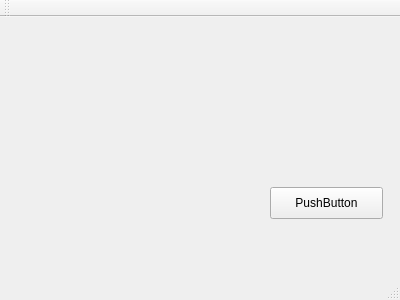
The window that src/client/mainwindow.ui (AirVan21/Jackal) describes before a commit, drawn with Qt 5.
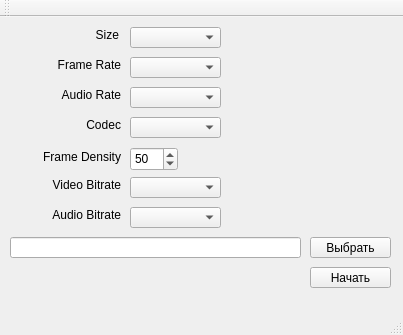
The same window after the commit.

Commit message: gui almost finished

```diff
--- a/src/client/mainwindow.ui
+++ b/src/client/mainwindow.ui
@@ -6,8 +6,8 @@
    <rect>
     <x>0</x>
     <y>0</y>
-    <width>400</width>
-    <height>300</height>
+    <width>403</width>
+    <height>335</height>
    </rect>
   </property>
   <property name="windowTitle">
@@ -17,14 +17,225 @@
    <widget class="QPushButton" name="pushButton">
     <property name="geometry">
      <rect>
-      <x>270</x>
-      <y>170</y>
-      <width>113</width>
-      <height>32</height>
+      <x>310</x>
+      <y>220</y>
+      <width>81</width>
+      <height>21</height>
      </rect>
     </property>
     <property name="text">
-     <string>PushButton</string>
+     <string>Выбрать</string>
+    </property>
+   </widget>
+   <widget class="QLineEdit" name="pathLine">
+    <property name="geometry">
+     <rect>
+      <x>10</x>
+      <y>220</y>
+      <width>291</width>
+      <height>21</height>
+     </rect>
+    </property>
+    <property name="text">
+     <string/>
+    </property>
+   </widget>
+   <widget class="QComboBox" name="sizeComboBox">
+    <property name="geometry">
+     <rect>
+      <x>130</x>
+      <y>10</y>
+      <width>91</width>
+      <height>21</height>
+     </rect>
+    </property>
+   </widget>
+   <widget class="QPushButton" name="startButton">
+    <property name="geometry">
+     <rect>
+      <x>310</x>
+      <y>250</y>
+      <width>81</width>
+      <height>21</height>
+     </rect>
+    </property>
+    <property name="text">
+     <string>Начать</string>
+    </property>
+   </widget>
+   <widget class="QLabel" name="label">
+    <property name="geometry">
+     <rect>
+      <x>30</x>
+      <y>130</y>
+      <width>91</width>
+      <height>20</height>
+     </rect>
+    </property>
+    <property name="text">
+     <string>Frame Density</string>
+    </property>
+    <property name="alignment">
+     <set>Qt::AlignRight|Qt::AlignTrailing|Qt::AlignVCenter</set>
+    </property>
+   </widget>
+   <widget class="QLabel" name="label_2">
+    <property name="geometry">
+     <rect>
+      <x>40</x>
+      <y>40</y>
+      <width>81</width>
+      <height>16</height>
+     </rect>
+    </property>
+    <property name="text">
+     <string>Frame Rate</string>
+    </property>
+    <property name="alignment">
+     <set>Qt::AlignRight|Qt::AlignTrailing|Qt::AlignVCenter</set>
+    </property>
+   </widget>
+   <widget class="QLabel" name="label_3">
+    <property name="geometry">
+     <rect>
+      <x>40</x>
+      <y>70</y>
+      <width>81</width>
+      <height>16</height>
+     </rect>
+    </property>
+    <property name="text">
+     <string>Audio Rate</string>
+    </property>
+    <property name="alignment">
+     <set>Qt::AlignRight|Qt::AlignTrailing|Qt::AlignVCenter</set>
+    </property>
+   </widget>
+   <widget class="QLabel" name="label_4">
+    <property name="geometry">
+     <rect>
+      <x>40</x>
+      <y>100</y>
+      <width>81</width>
+      <height>16</height>
+     </rect>
+    </property>
+    <property name="text">
+     <string>Codec</string>
+    </property>
+    <property name="alignment">
+     <set>Qt::AlignRight|Qt::AlignTrailing|Qt::AlignVCenter</set>
+    </property>
+   </widget>
+   <widget class="QLabel" name="label_5">
+    <property name="geometry">
+     <rect>
+      <x>40</x>
+      <y>160</y>
+      <width>81</width>
+      <height>16</height>
+     </rect>
+    </property>
+    <property name="text">
+     <string>Video Bitrate</string>
+    </property>
+    <property name="alignment">
+     <set>Qt::AlignRight|Qt::AlignTrailing|Qt::AlignVCenter</set>
+    </property>
+   </widget>
+   <widget class="QLabel" name="label_6">
+    <property name="geometry">
+     <rect>
+      <x>40</x>
+      <y>190</y>
+      <width>81</width>
+      <height>16</height>
+     </rect>
+    </property>
+    <property name="text">
+     <string>Audio Bitrate</string>
+    </property>
+    <property name="alignment">
+     <set>Qt::AlignRight|Qt::AlignTrailing|Qt::AlignVCenter</set>
+    </property>
+   </widget>
+   <widget class="QLabel" name="label_7">
+    <property name="geometry">
+     <rect>
+      <x>60</x>
+      <y>10</y>
+      <width>59</width>
+      <height>16</height>
+     </rect>
+    </property>
+    <property name="text">
+     <string>Size</string>
+    </property>
+    <property name="alignment">
+     <set>Qt::AlignRight|Qt::AlignTrailing|Qt::AlignVCenter</set>
+    </property>
+   </widget>
+   <widget class="QSpinBox" name="frameDensitySpinBox">
+    <property name="geometry">
+     <rect>
+      <x>130</x>
+      <y>130</y>
+      <width>48</width>
+      <height>24</height>
+     </rect>
+    </property>
+    <property name="value">
+     <number>50</number>
+    </property>
+   </widget>
+   <widget class="QComboBox" name="frameRateComboBox">
+    <property name="geometry">
+     <rect>
+      <x>130</x>
+      <y>40</y>
+      <width>91</width>
+      <height>21</height>
+     </rect>
+    </property>
+   </widget>
+   <widget class="QComboBox" name="audioRateComboBox">
+    <property name="geometry">
+     <rect>
+      <x>130</x>
+      <y>70</y>
+      <width>91</width>
+      <height>21</height>
+     </rect>
+    </property>
+   </widget>
+   <widget class="QComboBox" name="codecComboBox">
+    <property name="geometry">
+     <rect>
+      <x>130</x>
+      <y>100</y>
+      <width>91</width>
+      <height>21</height>
+     </rect>
+    </property>
+   </widget>
+   <widget class="QComboBox" name="videoBitrateComboBox">
+    <property name="geometry">
+     <rect>
+      <x>130</x>
+      <y>160</y>
+      <width>91</width>
+      <height>21</height>
+     </rect>
+    </property>
+   </widget>
+   <widget class="QComboBox" name="audioBitrateComboBox">
+    <property name="geometry">
+     <rect>
+      <x>130</x>
+      <y>190</y>
+      <width>91</width>
+      <height>21</height>
+     </rect>
     </property>
    </widget>
   </widget>
```
Left out of the diff: 4 changed lines with no effect on the pictures. The commit also changes 2 other files.
